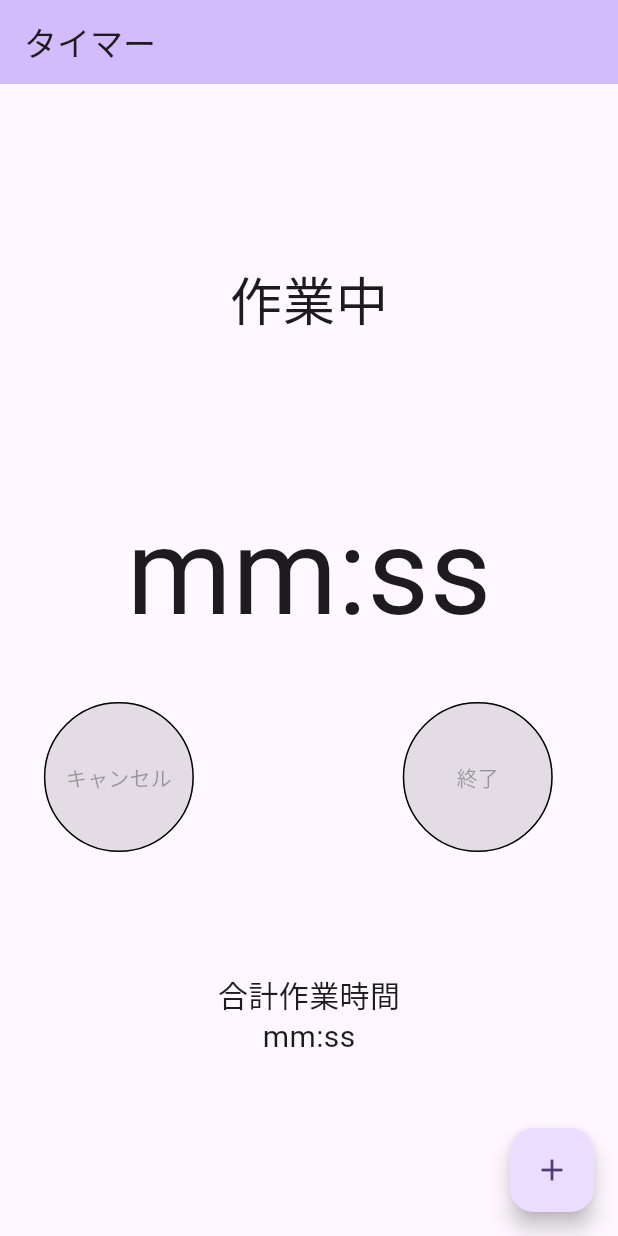
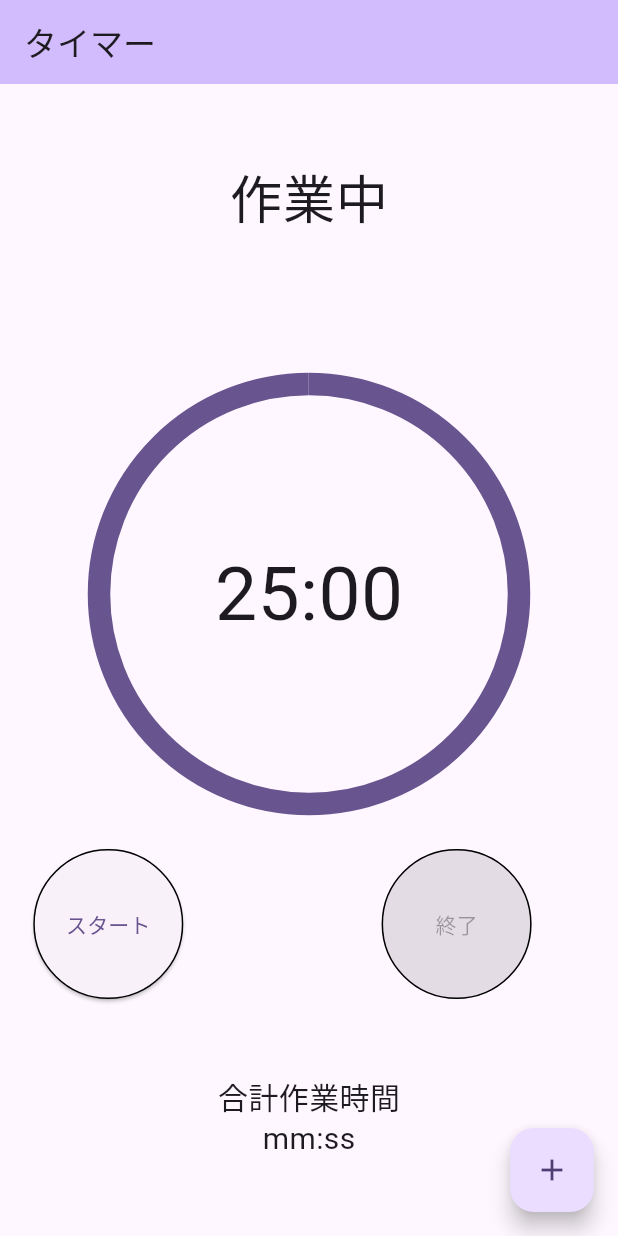
Before and after one commit to kametsun/timer, a Flutter app: the screen it shows after launch, on a phone screen of 412 x 824 dp. Run offline on Flutter 3.47's test engine with Material 2 defaults, Android fonts, the light colour scheme and no system bars.

Commit message:
サークルプログレスバー完成

```diff
--- a/lib/main.dart
+++ b/lib/main.dart
@@ -1,4 +1,5 @@
 import 'package:flutter/material.dart';
+import 'dart:async';
 
 void main() {
   runApp(const MyApp());
@@ -22,7 +23,6 @@ class MyApp extends StatelessWidget {
 
 class MyHomePage extends StatefulWidget {
   const MyHomePage({super.key, required this.title});
-
   final String title;
 
   @override
@@ -30,8 +30,35 @@ class MyHomePage extends StatefulWidget {
 }
 
 class _MyHomePageState extends State<MyHomePage> {
+  Timer? _timer;
+  int _start = 25 * 60; //60秒 * 25分 => 25分を秒数換算
+  int _currentTime = 25 * 60;
+
+  void startTimer() {
+    const oneSec = Duration(seconds: 1);
+    _timer = Timer.periodic(oneSec, (Timer timer) {
+      setState(() {
+        if (_start < 1) {
+          timer.cancel();
+          print("25分");
+        } else {
+          _currentTime = _currentTime - 1;
+        }
+      });
+    });
+  }
+
+  @override
+  void dispose() {
+    _timer?.cancel();
+    super.dispose();
+  }
+
   @override
   Widget build(BuildContext context) {
+    int _minutes = _start ~/ 60;
+    int _seconds = _start % 60;
+
     return Scaffold(
       appBar: AppBar(
         backgroundColor: Theme.of(context).colorScheme.inversePrimary,
@@ -49,9 +76,25 @@ class _MyHomePageState extends State<MyHomePage> {
               width: double.infinity,
               height: 100,
             ),
-            const Text(
-              'mm:ss',
-              style: TextStyle(fontSize: 80),
+            Stack(
+              alignment: Alignment.center,
+              children: [
+                Center(
+                  child: SizedBox(
+                    height: 280,
+                    width: 280,
+                    child: CircularProgressIndicator(
+                      value: _currentTime / _start.toDouble(),
+                      strokeWidth: 15,
+                    ),
+                  ),
+                ),
+                Center(
+                    child: Text(
+                  "${_minutes.toString().padLeft(2, '0')}:${_seconds.toString().padLeft(2, '0')}",
+                  style: TextStyle(fontSize: 50),
+                ))
+              ],
             ),
             const SizedBox(
               width: double.infinity,
@@ -71,8 +114,8 @@ class _MyHomePageState extends State<MyHomePage> {
                               color: Colors.black,
                               width: 1,
                               style: BorderStyle.solid))),
-                  onPressed: null,
-                  child: const Text("キャンセル"),
+                  onPressed: startTimer,
+                  child: const Text("スタート"),
                 ),
                 const SizedBox(
                   height: 100,
@@ -97,7 +140,7 @@ class _MyHomePageState extends State<MyHomePage> {
             ),
             const SizedBox(
               width: double.infinity,
-              height: 80,
+              height: 50,
             ),
             const Column(
               children: [
```
